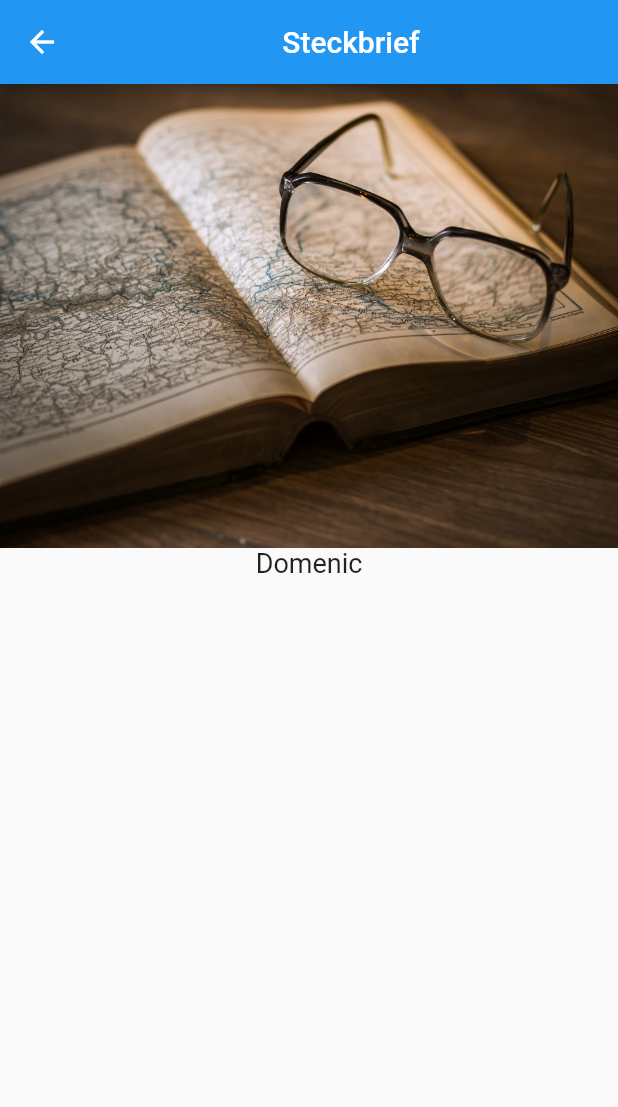
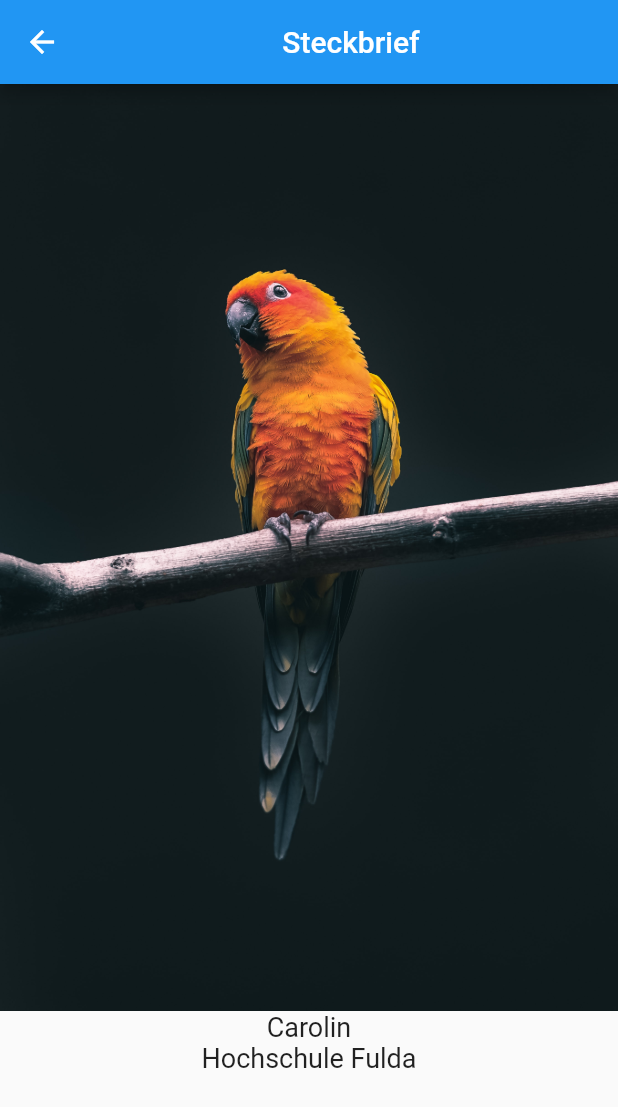
Before and after one commit to drmilde/kurs_2021_app, a Flutter app: the CarolinSScreen screen opened directly, on a phone screen of 412 x 824 dp. Shown: the top 1107 px of the screen. Run offline on Flutter 3.47's test engine with Material 2 defaults, Android fonts, the phone set to English and light mode, and no system bars; our stand-ins replace flutter_icons, google_fonts.

Commit message:
CarolinSScreen

```diff
--- a/lib/screens/carolin_s_screen.dart
+++ b/lib/screens/carolin_s_screen.dart
@@ -10,9 +10,15 @@ class CarolinSScreen extends StatelessWidget {
       body: Column(
         crossAxisAlignment: CrossAxisAlignment.center,
         children: [
-          Image.asset("assets/images/knowledge.jpg"),
+          Image.asset("assets/images/vogel.jpg"),
           Text(
-            "Domenic",
+            "Carolin",
+            style: TextStyle(
+              fontSize: 18,
+            ),
+          ),
+          Text(
+            "Hochschule Fulda",
             style: TextStyle(
               fontSize: 18,
             ),
```
Also changed, not shown: assets/images/vogel.jpg (added).
